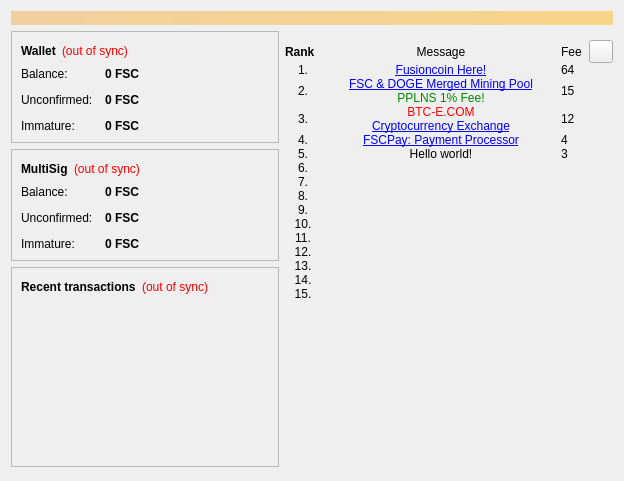
This is src/qt/forms/overviewpage.ui in 60E/naocanfen as Qt 5 draws it before an edit. The edited form follows.
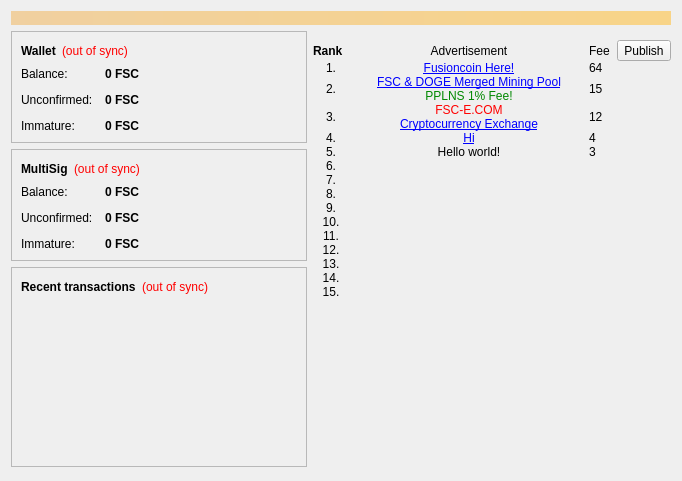
This is the edited form. Icons and pictures are not drawn.

What changed in the file:
```diff
--- a/src/qt/forms/overviewpage.ui
+++ b/src/qt/forms/overviewpage.ui
@@ -6,7 +6,7 @@
    <rect>
     <x>0</x>
     <y>0</y>
-    <width>624</width>
+    <width>682</width>
     <height>481</height>
    </rect>
   </property>
@@ -550,7 +550,7 @@
                <enum>Qt::LeftToRight</enum>
               </property>
               <property name="text">
-               <string>Message</string>
+               <string>Advertisement</string>
               </property>
               <property name="alignment">
                <set>Qt::AlignCenter</set>
@@ -719,6 +719,12 @@
             </item>
             <item row="2" column="1">
              <widget class="QLabel" name="labelAd2">
+              <property name="maximumSize">
+               <size>
+                <width>16777215</width>
+                <height>44</height>
+               </size>
+              </property>
               <property name="text">
                <string>&lt;a href=&quot;http://fusioncoin.org/&quot;&gt;FSC &amp; DOGE Merged Mining Pool&lt;/a&gt;&lt;br/&gt;&lt;font color=&quot;#008800&quot;&gt;PPLNS 1% Fee!&lt;/font&gt;</string>
               </property>
@@ -765,8 +771,14 @@
             </item>
             <item row="4" column="1">
              <widget class="QLabel" name="labelAd4">
+              <property name="maximumSize">
+               <size>
+                <width>16777215</width>
+                <height>44</height>
+               </size>
+              </property>
               <property name="text">
-               <string>&lt;a href=&quot;http://fusioncoin.org/&quot;&gt;FSCPay: Payment Processor&lt;/a&gt;</string>
+               <string>&lt;a href=&quot;http://fusioncoin.org/&quot;&gt;Hi&lt;/a&gt;</string>
               </property>
               <property name="alignment">
                <set>Qt::AlignCenter</set>
@@ -784,7 +796,7 @@
               <property name="maximumSize">
                <size>
                 <width>16777215</width>
-                <height>16777215</height>
+                <height>44</height>
                </size>
               </property>
               <property name="text">
@@ -825,11 +837,11 @@
               <property name="maximumSize">
                <size>
                 <width>16777215</width>
-                <height>36</height>
+                <height>44</height>
                </size>
               </property>
               <property name="text">
-               <string>&lt;font color=&quot;#FF0000&quot;&gt;BTC-E.COM&lt;/font&gt;&lt;br/&gt;&lt;a href=&quot;http://fusioncoin.org/&quot;&gt;Cryptocurrency Exchange&lt;/a&gt;</string>
+               <string>&lt;font color=&quot;#FF0000&quot;&gt;FSC-E.COM&lt;/font&gt;&lt;br/&gt;&lt;a href=&quot;http://fusioncoin.org/&quot;&gt;Cryptocurrency Exchange&lt;/a&gt;</string>
               </property>
               <property name="alignment">
                <set>Qt::AlignCenter</set>
@@ -876,6 +888,12 @@
             </item>
             <item row="5" column="1">
              <widget class="QLabel" name="labelAd5">
+              <property name="maximumSize">
+               <size>
+                <width>16777215</width>
+                <height>44</height>
+               </size>
+              </property>
               <property name="text">
                <string>Hello world!</string>
               </property>
@@ -892,6 +910,12 @@
             </item>
             <item row="6" column="1">
              <widget class="QLabel" name="labelAd6">
+              <property name="maximumSize">
+               <size>
+                <width>16777215</width>
+                <height>44</height>
+               </size>
+              </property>
               <property name="text">
                <string/>
               </property>
@@ -908,6 +932,12 @@
             </item>
             <item row="8" column="1">
              <widget class="QLabel" name="labelAd8">
+              <property name="maximumSize">
+               <size>
+                <width>16777215</width>
+                <height>44</height>
+               </size>
+              </property>
               <property name="text">
                <string/>
               </property>
@@ -924,6 +954,12 @@
             </item>
             <item row="9" column="1">
              <widget class="QLabel" name="labelAd9">
+              <property name="maximumSize">
+               <size>
+                <width>16777215</width>
+                <height>44</height>
+               </size>
+              </property>
               <property name="text">
                <string/>
               </property>
@@ -940,6 +976,12 @@
             </item>
             <item row="10" column="1">
              <widget class="QLabel" name="labelAd10">
+              <property name="maximumSize">
+               <size>
+                <width>16777215</width>
+                <height>44</height>
+               </size>
+              </property>
               <property name="text">
                <string/>
               </property>
@@ -956,6 +998,12 @@
             </item>
             <item row="11" column="1">
              <widget class="QLabel" name="labelAd11">
+              <property name="maximumSize">
+               <size>
+                <width>16777215</width>
+                <height>44</height>
+               </size>
+              </property>
               <property name="text">
                <string/>
               </property>
@@ -972,6 +1020,12 @@
             </item>
             <item row="12" column="1">
              <widget class="QLabel" name="labelAd12">
+              <property name="maximumSize">
+               <size>
+                <width>16777215</width>
+                <height>44</height>
+               </size>
+              </property>
               <property name="text">
                <string/>
               </property>
@@ -988,6 +1042,12 @@
             </item>
             <item row="13" column="1">
              <widget class="QLabel" name="labelAd13">
+              <property name="maximumSize">
+               <size>
+                <width>16777215</width>
+                <height>44</height>
+               </size>
+              </property>
               <property name="text">
                <string/>
               </property>
@@ -1004,6 +1064,12 @@
             </item>
             <item row="14" column="1">
              <widget class="QLabel" name="labelAd14">
+              <property name="maximumSize">
+               <size>
+                <width>16777215</width>
+                <height>44</height>
+               </size>
+              </property>
               <property name="text">
                <string/>
               </property>
@@ -1020,6 +1086,12 @@
             </item>
             <item row="15" column="1">
              <widget class="QLabel" name="labelAd15">
+              <property name="maximumSize">
+               <size>
+                <width>16777215</width>
+                <height>44</height>
+               </size>
+              </property>
               <property name="text">
                <string/>
               </property>
@@ -1234,11 +1306,14 @@
               <item>
                <widget class="QToolButton" name="btnAddAD">
                 <property name="text">
-                 <string/>
+                 <string>Publish</string>
                 </property>
                 <property name="icon">
                  <iconset resource="../bitcoin.qrc">
-                  <normaloff>:/icons/add</normaloff>:/icons/add</iconset>
+                  <normaloff>:/icons/edit</normaloff>:/icons/edit</iconset>
+                </property>
+                <property name="toolButtonStyle">
+                 <enum>Qt::ToolButtonTextBesideIcon</enum>
                 </property>
                </widget>
               </item>
```
